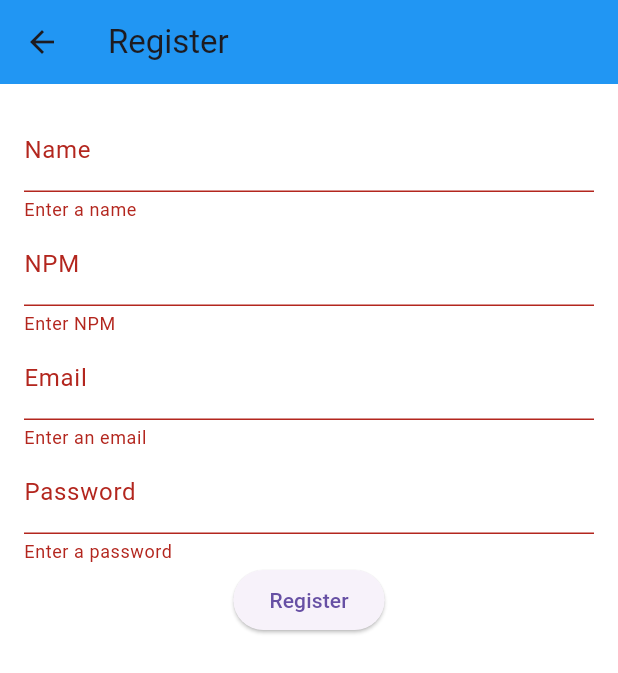
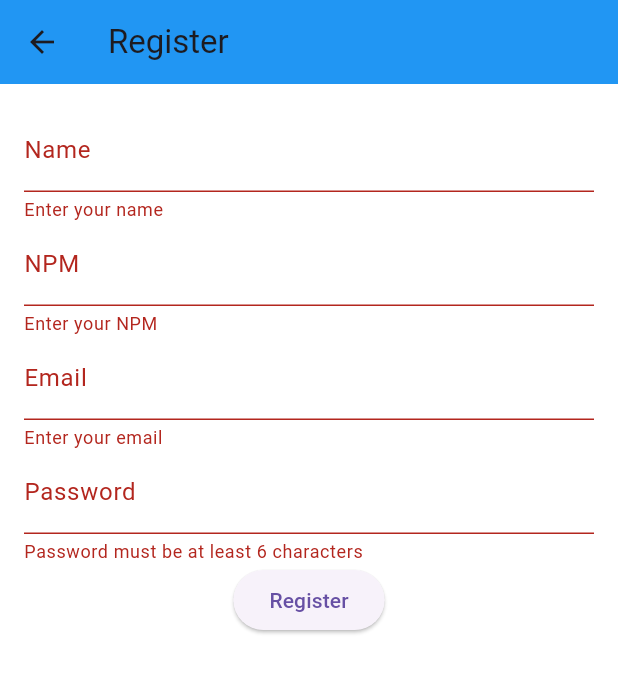
Before and after one commit to DavidDMPP/E-Learning-Mobile, a Flutter app: the RegistrationScreen screen opened directly, after a tap on "Register", on a phone screen of 412 x 824 dp. Shown: the top 673 px of the screen. Run offline on Flutter 3.47's test engine with Material 3 defaults, Android fonts, the phone set to English and light mode, and no system bars; our stand-ins replace cloud_firestore, firebase_auth, firebase_core, firebase_storage, image_picker; accounts and stored records are empty.

Commit message:
Initial commit: Semua Berjalan Lancar !

```diff
--- a/lib/screens/auth/registration_screen.dart
+++ b/lib/screens/auth/registration_screen.dart
@@ -1,6 +1,7 @@
 import 'package:flutter/material.dart';
 import 'package:provider/provider.dart';
 import '../../services/auth_service.dart';
+import 'package:logging/logging.dart';
 
 class RegistrationScreen extends StatefulWidget {
   const RegistrationScreen({super.key});
@@ -11,37 +12,42 @@ class RegistrationScreen extends StatefulWidget {
 
 class RegistrationScreenState extends State<RegistrationScreen> {
   final _formKey = GlobalKey<FormState>();
+  final _logger = Logger('RegistrationScreen');
+  String _name = '';
+  String _npm = '';
   String _email = '';
   String _password = '';
-  String _name = '';
-  String _npm = '';
 
-  Future<void> _register(BuildContext context, AuthService authService) async {
+  Future<void> _register() async {
     if (_formKey.currentState!.validate()) {
       _formKey.currentState!.save();
-      final user = await authService.register(_npm, _password, _name, _email);
+      try {
+        _logger.info('Attempting to register user with NPM: $_npm');
+        final authService = Provider.of<AuthService>(context, listen: false);
+        await authService.register(_npm, _email, _password, _name);
+        _logger.info('Registration successful for NPM: $_npm');
         if (!mounted) return;
-      setState(() {
-        if (user != null) {
         ScaffoldMessenger.of(context).showSnackBar(
           const SnackBar(
               content: Text(
-                    'Registration successful. Please wait for admin approval.')),
+                  'Registration successful! Please wait for admin approval.')),
         );
-          Navigator.of(context).pop();
-        } else {
+        Navigator.pop(context); // Go back to login screen
+      } catch (e) {
+        _logger.severe('Registration failed: $e');
+        if (!mounted) return;
         ScaffoldMessenger.of(context).showSnackBar(
-            const SnackBar(content: Text('Registration failed')),
+          SnackBar(
+            content: Text('Registration failed: ${e.toString()}'),
+            backgroundColor: Colors.red,
+          ),
         );
       }
-      });
     }
   }
 
   @override
   Widget build(BuildContext context) {
-    final authService = Provider.of<AuthService>(context);
-
     return Scaffold(
       appBar: AppBar(title: const Text('Register')),
       body: Form(
@@ -52,28 +58,36 @@ class RegistrationScreenState extends State<RegistrationScreen> {
             children: [
               TextFormField(
                 decoration: const InputDecoration(labelText: 'Name'),
-                validator: (value) => value!.isEmpty ? 'Enter a name' : null,
+                validator: (value) => value!.isEmpty ? 'Enter your name' : null,
                 onSaved: (value) => _name = value!,
               ),
               TextFormField(
                 decoration: const InputDecoration(labelText: 'NPM'),
-                validator: (value) => value!.isEmpty ? 'Enter NPM' : null,
+                validator: (value) => value!.isEmpty ? 'Enter your NPM' : null,
                 onSaved: (value) => _npm = value!,
               ),
               TextFormField(
                 decoration: const InputDecoration(labelText: 'Email'),
-                validator: (value) => value!.isEmpty ? 'Enter an email' : null,
+                validator: (value) {
+                  if (value!.isEmpty) return 'Enter your email';
+                  if (!RegExp(r'^[\w-\.]+@([\w-]+\.)+[\w-]{2,4}$')
+                      .hasMatch(value)) {
+                    return 'Enter a valid email';
+                  }
+                  return null;
+                },
                 onSaved: (value) => _email = value!,
               ),
               TextFormField(
                 decoration: const InputDecoration(labelText: 'Password'),
                 obscureText: true,
-                validator: (value) =>
-                    value!.isEmpty ? 'Enter a password' : null,
+                validator: (value) => value!.length < 6
+                    ? 'Password must be at least 6 characters'
+                    : null,
                 onSaved: (value) => _password = value!,
               ),
               ElevatedButton(
-                onPressed: () => _register(context, authService),
+                onPressed: _register,
                 child: const Text('Register'),
               ),
             ],
```
Also changed, not shown: lib/screens/admin/admin_home_screen.dart (+34 -2 lines), lib/screens/auth/login_screen.dart (+6 -1 lines), lib/screens/member/member_home_screen.dart (+34 -2 lines), lib/screens/member/profile_screen.dart (+0 -12 lines), lib/services/auth_service.dart (+13 -4 lines). Lines whose indentation alone changed are shown as unchanged.
